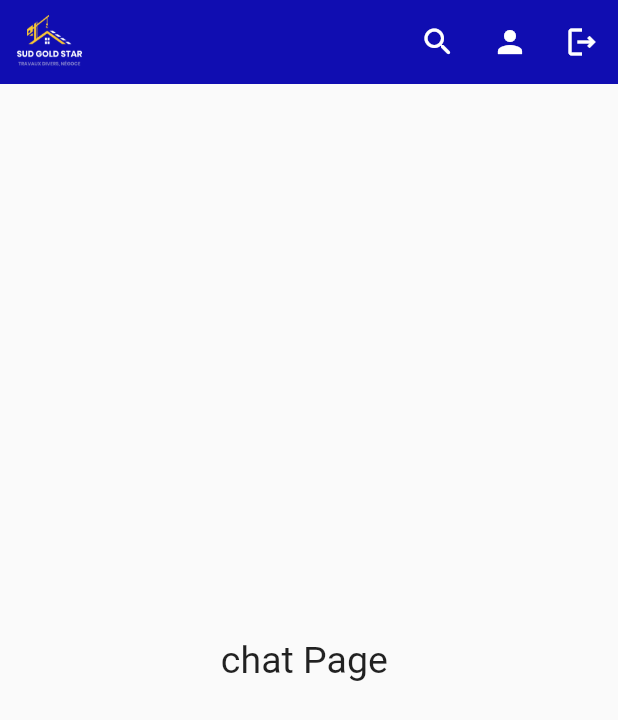
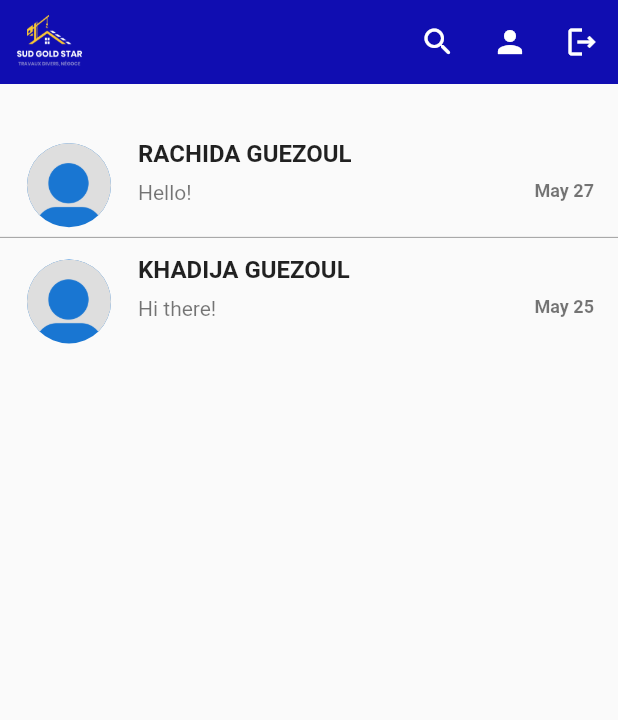
Before and after one commit to Rachidagzl20/projet_mmobilier_appmobile, a Flutter app: the Chat screen opened directly, on a phone screen of 412 x 824 dp. Shown: the top 720 px of the screen. Run offline on Flutter 3.47's test engine with Material 2 defaults, Android fonts, the light colour scheme and no system bars; our stand-ins replace image_picker, jwt_decoder, shared_preferences; accounts and stored records are empty.

Commit message:
chat scren and notifecation

```diff
--- a/lib/pages/chat.dart
+++ b/lib/pages/chat.dart
@@ -1,20 +1,109 @@
+import '../appBarpage.dart';
+import 'package:flutter/material.dart';
 
-import 'package:flutter/material.dart';
-import '../appBarpage.dart';
+import 'contactchatClient.dart';
 
-class Chat extends StatelessWidget {
-  const Chat({Key? key}) : super(key: key);
+class Admin {
+  final String name;
+  final String image;
+  final String lastMessage;
+  final String date;
+
+  Admin({
+    required this.name,
+    required this.image,
+    required this.lastMessage,
+    required this.date,
+  });
+}
+class Chat extends StatefulWidget {
+  @override
+  State<Chat> createState() => _ChatState();
+}
+
+class _ChatState extends State<Chat> {
+  final List<Admin> admins = [
+    Admin(
+      name: "rachida guezoul",
+      image: "assets/profile_img.png",
+      lastMessage: "Hello!",
+      date: "May 27",
+    ),
+    Admin(
+      name: "khadija guezoul",
+      image: "assets/profile_img.png",
+      lastMessage: "Hi there!",
+      date: "May 25",
+    ),
+  ];
 
   @override
   Widget build(BuildContext context) {
-    return const Scaffold(
-      appBar: MyAppBar(),
-      body: Center(
-        child: Text("chat Page ",
-          style: TextStyle(
-            fontSize: 25.0,
-          ),),
+    return Scaffold(
+      body: Padding(
+        padding: const EdgeInsets.only(top: 25.0),
+        child: ListView.separated(
+          itemCount: admins.length,
+          separatorBuilder: (context, index) => const Divider(
+            color: Colors.grey,
+            height: 0.5,
+          ),
+
+          itemBuilder: (context, index) {
+            final admin = admins[index];
+            return Padding(
+              padding: const EdgeInsets.only(top: 8.0),
+              child: ListTile(
+                leading: CircleAvatar(
+                  backgroundImage: AssetImage(admin.image),
+                  radius: 30, // Adjust the size as needed
+                ),
+                title: Padding(
+                  padding: const EdgeInsets.only(bottom: 8.0),
+                  child: Text(
+                    admin.name.toUpperCase(),
+                    style: const TextStyle(
+                      fontWeight: FontWeight.bold,
+                    ),
+                  ),
+                ),
+
+                subtitle: Row(
+                  crossAxisAlignment: CrossAxisAlignment.start,
+                  children: [
+                    Expanded(
+                      child: Text(admin.lastMessage),
+                    ),
+                    Padding(
+                      padding: const EdgeInsets.only(bottom: 20),
+                      child: Align(
+                        alignment: Alignment.centerRight,
+                        child: Text(
+                          admin.date,
+                          style: const TextStyle(fontSize: 12,
+                          fontWeight: FontWeight.bold),
+                        ),
+                      ),
+                    ),
+                  ],
+                ),
+                onTap: () {
+                  Navigator.push(
+                    context,
+                    MaterialPageRoute(
+                      builder: (context) => contacterClient(
+                        adminName: admin.name,
+                        adminImage: admin.image,
+                      ),
+                    ),
+                  );
+                },
+              ),
+            );
+          },
+        ),
       ),
+      appBar: const MyAppBar(),
     );
   }
 }
--- a/lib/pages/login.dart
+++ b/lib/pages/login.dart
@@ -32,7 +32,7 @@ class _LoginPageState extends State<LoginPage> {
     };
 
     // Make the HTTP POST request to your Node.js server
-    Uri url = Uri.parse('http://192.168.1.15:3000/auth/login');
+    Uri url = Uri.parse('http://192.168.137.1:3000/auth/login');
     http.Response response = await http.post(url, body: body);
 
     // Handle the response
--- a/lib/pages/profil.dart
+++ b/lib/pages/profil.dart
@@ -42,7 +42,7 @@ class _ProfilState extends State<Profil> {
     try {
       // Make the HTTP GET request to fetch the user data
       var response = await http.get(
-        Uri.parse('http://192.168.1.15:3000/client/$userId'),
+        Uri.parse('http://192.168.137.1:3000/client/$userId'),
         headers: {
           'Content-Type': 'application/json',
         },
@@ -101,7 +101,7 @@ class _ProfilState extends State<Profil> {
 
       // Make the HTTP PUT request to update the user data
       var response = await http.put(
-        Uri.parse('http://192.168.1.15:3000/client/updClient/$userId'),
+        Uri.parse('http://192.168.137.1:3000/client/updClient/$userId'),
         headers: {
           'Content-Type': 'application/json',
           // Add any other required headers
```
Also changed, not shown: lib/pages/contactchatClient.dart (+90 -51 lines), lib/pages/notifecation.dart (+13 -14 lines).
